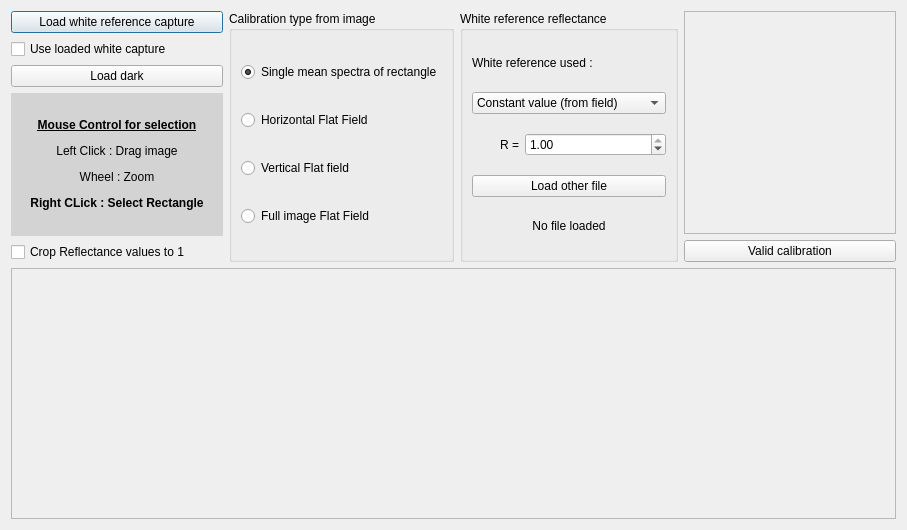
Qt form hypercubes/white_calibration_window.ui (Llanik/Hypertool) before a commit.
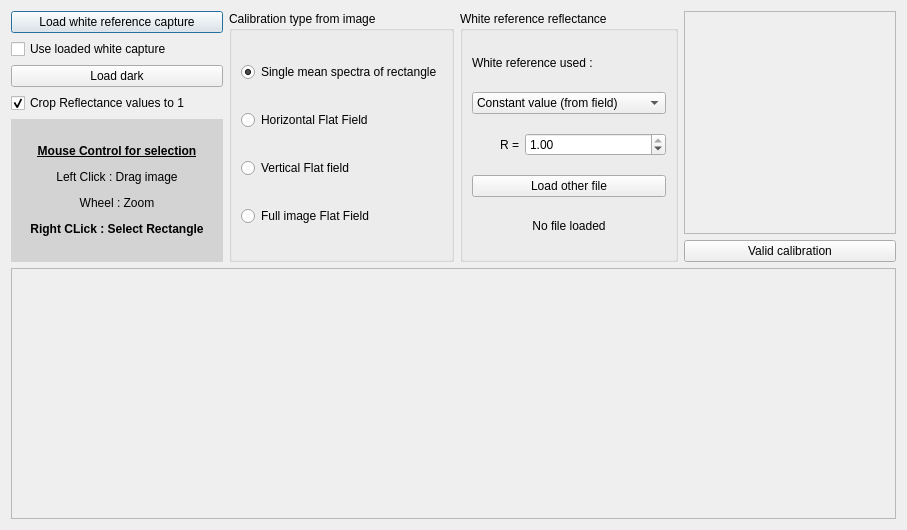
The same form after that commit.

The edit to the form file:
```diff
--- a/hypercubes/white_calibration_window.ui
+++ b/hypercubes/white_calibration_window.ui
@@ -41,6 +41,16 @@
            </property>
           </widget>
          </item>
+         <item>
+          <widget class="QCheckBox" name="checkBox_crop_ref_1">
+           <property name="text">
+            <string>Crop Reflectance values to 1</string>
+           </property>
+           <property name="checked">
+            <bool>true</bool>
+           </property>
+          </widget>
+         </item>
          <item>
           <widget class="QLabel" name="label_mouse_instruction">
            <property name="styleSheet">
@@ -55,13 +65,6 @@
            </property>
           </widget>
          </item>
-         <item>
-          <widget class="QCheckBox" name="checkBox_crop_ref_1">
-           <property name="text">
-            <string>Crop Reflectance values to 1</string>
-           </property>
-          </widget>
-         </item>
         </layout>
        </item>
        <item>
```
